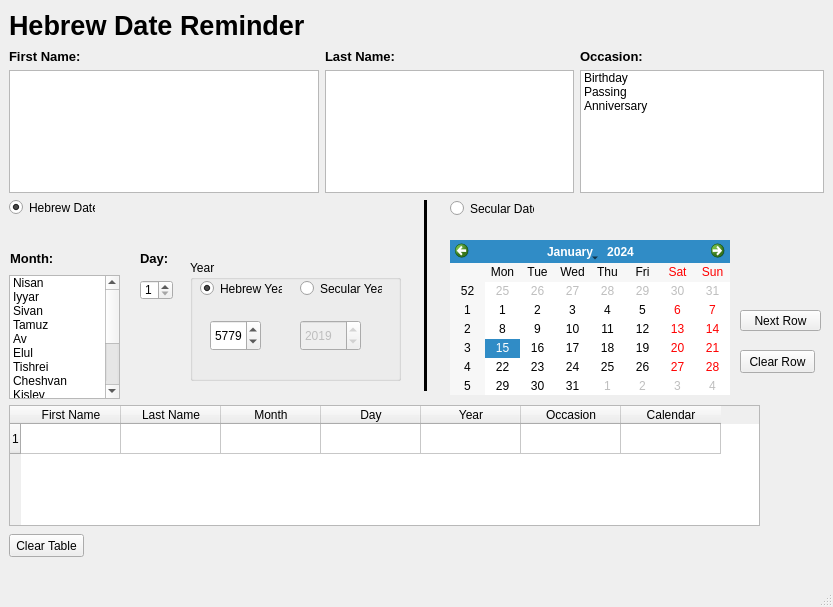
First picture: the form in app_gui.ui, repository roovyshapiro/HebrewDateReminder, before the edit.
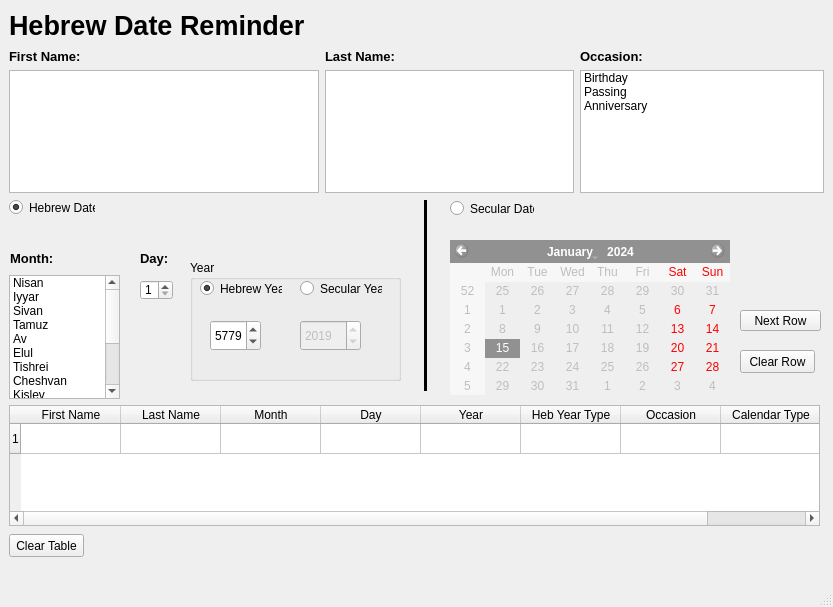
Second picture: the form after the edit.

Commit message:
Add disabling features
Items get disabled on button toggles.
New column type Heb Year Type to determine
if a hebrew or secular year was chosen for the hebrew date

```diff
--- a/app_gui.ui
+++ b/app_gui.ui
@@ -130,7 +130,7 @@
      <rect>
       <x>9</x>
       <y>405</y>
-      <width>751</width>
+      <width>811</width>
       <height>121</height>
      </rect>
     </property>
@@ -164,6 +164,11 @@
       <string>Year</string>
      </property>
     </column>
+    <column>
+     <property name="text">
+      <string>Heb Year Type</string>
+     </property>
+    </column>
     <column>
      <property name="text">
       <string>Occasion</string>
@@ -171,7 +176,7 @@
     </column>
     <column>
      <property name="text">
-      <string>Calendar</string>
+      <string>Calendar Type</string>
      </property>
     </column>
    </widget>
@@ -361,6 +366,9 @@
     </property>
    </widget>
    <widget class="QCalendarWidget" name="secular_calendar">
+    <property name="enabled">
+     <bool>false</bool>
+    </property>
     <property name="geometry">
      <rect>
       <x>450</x>
```
The commit also changes 1 other file.
